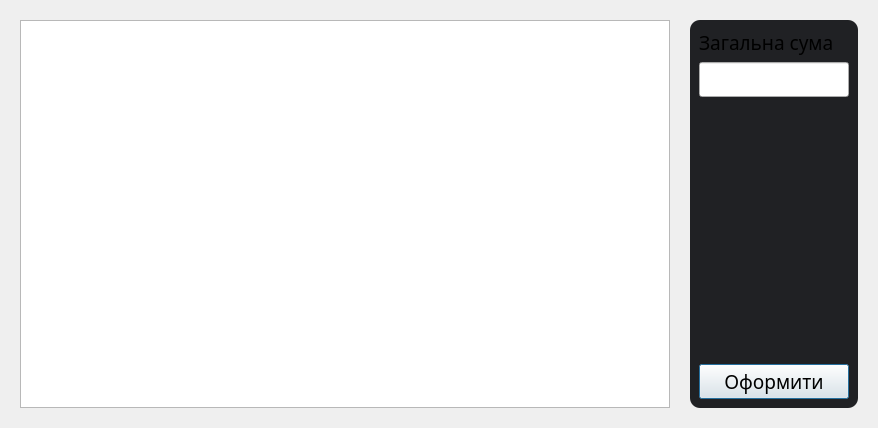
First picture: the form in src/View/ordering.ui, repository Fyz-dev/GunStore, before the edit.
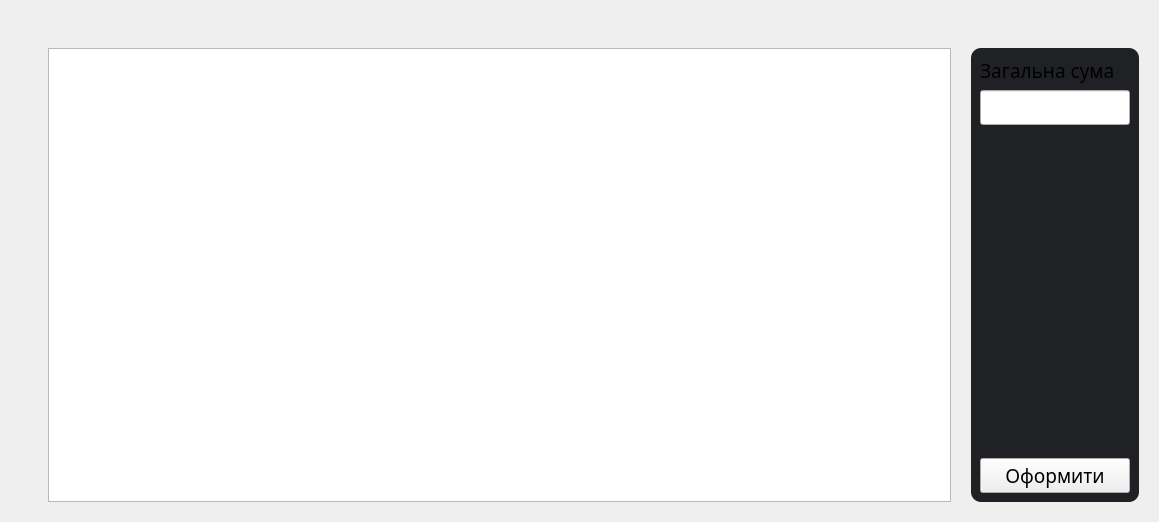
Second picture: the form after the edit. Icons and pictures are not drawn.

```diff
--- a/src/View/ordering.ui
+++ b/src/View/ordering.ui
@@ -6,8 +6,8 @@
    <rect>
     <x>0</x>
     <y>0</y>
-    <width>878</width>
-    <height>428</height>
+    <width>1159</width>
+    <height>522</height>
    </rect>
   </property>
   <property name="font">
@@ -23,17 +23,24 @@
    <string notr="true">QWidget#widgetInfo {
 	border-radius: 10px;
 	background-color: #202124;
-}</string>
+}
+
+QPushButton#buttonBack {
+	background-color: transparent;
+	border-radius: 0px;
+}
+
+QPushButton#buttonBack::hover{
+	background-color: rgba(255,255,255,30);
+}
+</string>
   </property>
-  <layout class="QHBoxLayout" name="horizontalLayout">
-   <property name="spacing">
-    <number>20</number>
-   </property>
+  <layout class="QGridLayout" name="gridLayout">
    <property name="leftMargin">
-    <number>20</number>
+    <number>0</number>
    </property>
    <property name="topMargin">
-    <number>20</number>
+    <number>0</number>
    </property>
    <property name="rightMargin">
     <number>20</number>
@@ -41,6 +48,49 @@
    <property name="bottomMargin">
     <number>20</number>
    </property>
+   <property name="spacing">
+    <number>0</number>
+   </property>
+   <item row="0" column="0">
+    <widget class="QPushButton" name="buttonBack">
+     <property name="sizePolicy">
+      <sizepolicy hsizetype="Fixed" vsizetype="Expanding">
+       <horstretch>0</horstretch>
+       <verstretch>0</verstretch>
+      </sizepolicy>
+     </property>
+     <property name="minimumSize">
+      <size>
+       <width>48</width>
+       <height>48</height>
+      </size>
+     </property>
+     <property name="maximumSize">
+      <size>
+       <width>48</width>
+       <height>48</height>
+      </size>
+     </property>
+     <property name="text">
+      <string/>
+     </property>
+     <property name="icon">
+      <iconset resource="../../resources/images.qrc">
+       <normaloff>:/WhiteIcon/images/left-arrow.png</normaloff>:/WhiteIcon/images/left-arrow.png</iconset>
+     </property>
+     <property name="iconSize">
+      <size>
+       <width>32</width>
+       <height>32</height>
+      </size>
+     </property>
+    </widget>
+   </item>
+   <item row="1" column="1">
+    <layout class="QHBoxLayout" name="horizontalLayout">
+     <property name="spacing">
+      <number>20</number>
+     </property>
    <item>
     <widget class="QTableView" name="tableViewOrder"/>
    </item>
@@ -107,6 +157,8 @@
     </widget>
    </item>
   </layout>
+   </item>
+  </layout>
  </widget>
  <resources/>
  <connections/>
```
Left out of the diff: 4 changed lines with no effect on the pictures. Lines whose indentation alone changed are shown as unchanged.
